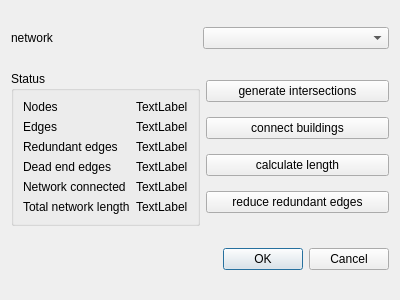
This is SIM-VICUS/src/SVNetworkEditDialog.ui in ghorwin/SIM-VICUS as Qt 5 draws it before an edit. The edited form follows.
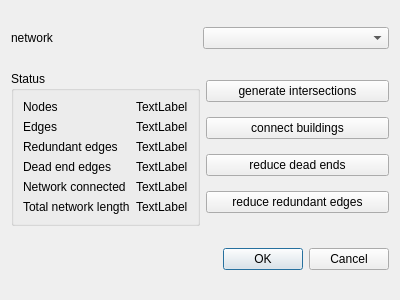
This is the edited form.

Commit message: calculate edge lengths only internally, update network pointers correctly

Patch:
```diff
--- a/SIM-VICUS/src/SVNetworkEditDialog.ui
+++ b/SIM-VICUS/src/SVNetworkEditDialog.ui
@@ -142,7 +142,7 @@
        <item>
         <widget class="QPushButton" name="pushButtonCalculateLength">
          <property name="text">
-          <string>calculate length</string>
+          <string>reduce dead ends</string>
          </property>
         </widget>
        </item>
```
Left out of the diff: 2 changed lines with no effect on the pictures. The commit also changes 8 other files.
